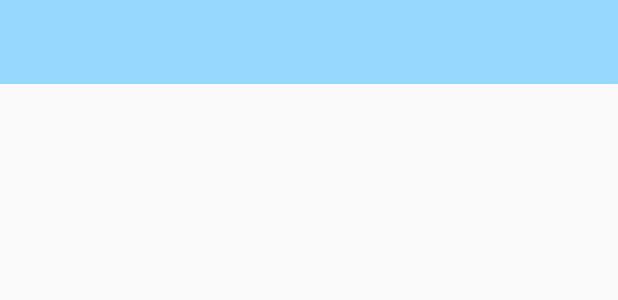
After one commit to miquelperello/PES-Grup-12-Subgrup-1-App, an Android app: the layout app_bar_main.xml on its own in the app's theme, with its tools: preview values and no code run, on a phone screen of 412 x 824 dp. The commit adds this screen. Shown: the top 300 px of the screen. Run offline under Robolectric (Android 15) with nearby library versions, the phone set to English and light mode, and no system bars; network calls fail.

Commit message:
Disseny esdeveniments complert.

```diff
--- a/app/build.gradle
+++ b/app/build.gradle
@@ -50,4 +50,5 @@ dependencies {
     implementation 'com.android.volley:volley:1.1.1'
     implementation 'androidx.cardview:cardview:1.0.0'
     implementation 'androidx.recyclerview:recyclerview:1.1.0'
+    implementation 'com.google.android.material:material:version'
 }
--- a/app/src/main/AndroidManifest.xml
+++ b/app/src/main/AndroidManifest.xml
@@ -14,6 +14,7 @@
         <activity
             android:name=".SplashActivity"
             android:theme="@style/SplashTheme">
+
             <intent-filter>
                 <action android:name="android.intent.action.MAIN" />
 
@@ -23,7 +24,7 @@
         <activity
             android:name=".MainActivity"
             android:label="@string/app_name"
-            android:theme="@style/MyApplication">
+            android:theme="@style/MyApplication.NoActionBar">
         </activity>
         <activity android:name=".Esdeveniment"
             android:parentActivityName=".MainActivity"
--- a/app/src/main/res/layout/activity_esdeveniment.xml
+++ b/app/src/main/res/layout/activity_esdeveniment.xml
@@ -42,7 +42,7 @@
         android:layout_below="@id/titleE"
         android:layout_centerHorizontal="true"
         android:layout_marginTop="5dp"
-       />
+        />
 
     <TextView
         android:layout_width="match_parent"
--- /dev/null
+++ b/app/src/main/res/layout/app_bar_main.xml
@@ -0,0 +1,30 @@
+<?xml version="1.0" encoding="utf-8"?>
+<androidx.coordinatorlayout.widget.CoordinatorLayout xmlns:android="http://schemas.android.com/apk/res/android"
+    android:layout_width="match_parent"
+    android:layout_height="match_parent"
+    xmlns:app="http://schemas.android.com/apk/res-auto">
+
+
+    <com.google.android.material.appbar.AppBarLayout
+        android:layout_width="match_parent"
+        android:layout_height="wrap_content"
+        android:theme="@style/AppTheme.AppBarOverlay">
+
+    </com.google.android.material.appbar.AppBarLayout>
+
+    <androidx.appcompat.widget.Toolbar
+        android:layout_width="match_parent"
+        android:layout_height="?attr/actionBarSize"
+        android:id="@+id/toolBar"
+        android:background="?attr/colorPrimary"
+        app:popupTheme="@style/AppTheme.PopupOverlay">
+
+    </androidx.appcompat.widget.Toolbar>
+
+    <FrameLayout
+        android:layout_width="match_parent"
+        android:layout_height="match_parent"
+        android:id="@+id/frame_layout">
+
+    </FrameLayout>
+</androidx.coordinatorlayout.widget.CoordinatorLayout>
--- /dev/null
+++ b/app/src/main/res/values/drawer_menu.xml
@@ -0,0 +1,3 @@
+<?xml version="1.0" encoding="utf-8"?>
+
+<resources></resources>
--- /dev/null
+++ b/app/src/main/res/values/styles.xml
@@ -0,0 +1,14 @@
+<?xml version="1.0" encoding="utf-8"?>
+<resources>
+
+
+<style name="MyApplication.NoActionBar">
+    <item name = "windowActionBar">false</item>
+    <item name = "windowNoTitle">true</item>
+</style>
+
+    <style name="AppTheme.AppBarOverlay" parent="ThemeOverlay.AppCompat.Dark.ActionBar" ></style>
+
+    <style name="AppTheme.PopupOverlay" parent="ThemeOverlay.AppCompat.Light"></style>
+
+</resources>
--- a/app/src/main/res/values/themes.xml
+++ b/app/src/main/res/values/themes.xml
@@ -25,4 +25,15 @@
     <style name="Theme.MyApplication.AppBarOverlay" parent="ThemeOverlay.AppCompat.Dark.ActionBar" />
 
     <style name="Theme.MyApplication.PopupOverlay" parent="ThemeOverlay.AppCompat.Light" />
+
+
+    <style name="MyApplication.NoActionBar">
+        <item name = "windowActionBar">false</item>
+        <item name = "windowNoTitle">true</item>
+    </style>
+
+    <style name="MyApplication.AppBarOverlay" parent="ThemeOverlay.AppCompat.Dark.ActionBar" ></style>
+
+    <style name="MyApplication.PopupOverlay" parent="ThemeOverlay.AppCompat.Light"></style>
+
 </resources>
```
Also changed, not shown: app/src/main/res/layout/activity_main.xml (+20 -2 lines).
